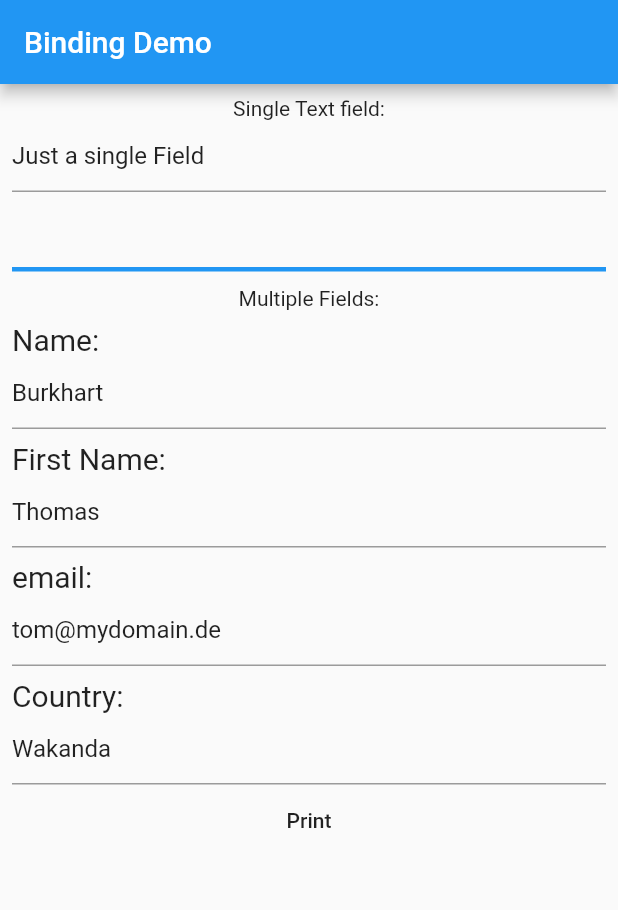
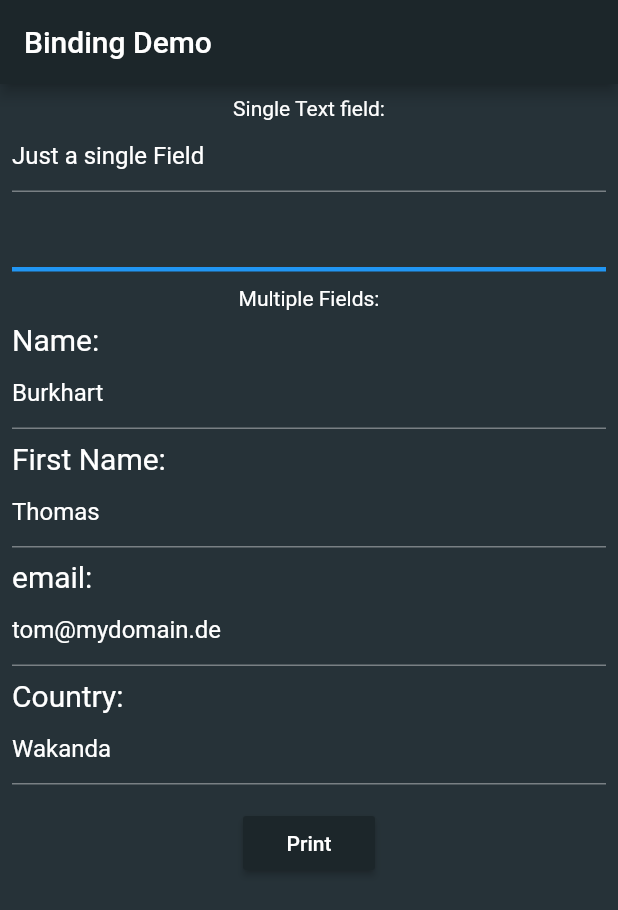
Before and after one commit to escamoteur/two_way_binding, a Flutter app: the screen it shows after launch, on a phone screen of 412 x 824 dp. Shown: the top 910 px of the screen. Run offline on Flutter 3.47's test engine with Material 2 defaults, Android fonts, the phone set to English and light mode, and no system bars.

Commit message:
clean up

```diff
--- a/lib/app_model.dart
+++ b/lib/app_model.dart
@@ -1,5 +1,3 @@
-import 'package:tuple/tuple.dart';
-
 
 class FormEntry {
   String title;
--- a/lib/main.dart
+++ b/lib/main.dart
@@ -1,7 +1,6 @@
 import 'dart:async';
 
 import 'package:flutter/material.dart';
-import 'package:flutter/services.dart';
 import 'package:two_way_binding/app_model.dart';
 import 'package:two_way_binding/main_page.dart';
 import 'package:two_way_binding/model_provider.dart';
@@ -29,6 +28,13 @@ class TheApp extends StatelessWidget {
       model: model,
       child: new MaterialApp(
         title: 'Binding Demo',
+        theme: new ThemeData.dark().copyWith(
+          disabledColor: Colors.white12,
+          primaryColor: new Color(0xFF1C262A),
+          buttonColor: new Color(0xFF1C262A),
+          accentColor: new Color(0xFFA7D9D5),
+          scaffoldBackgroundColor: new Color.fromRGBO(38, 50, 56, 1.0),),
+
         home: new MainPage(),
       ),
     );
--- a/lib/main_page.dart
+++ b/lib/main_page.dart
@@ -62,7 +62,9 @@ class MainPage extends StatelessWidget {
                             );
                           }),
               ),
-              MaterialButton(
+              Padding(
+                padding: const EdgeInsets.only(top: 15.0),
+                child: MaterialButton( color: Theme.of(context).buttonColor,
                           child: Text("Print"),
                           onPressed: ()
                                 {
@@ -70,6 +72,7 @@ class MainPage extends StatelessWidget {
                                   state.save();
                                   ModelProvider.of(context).printContent();
                                 }
+                ),
               )
             ],
           ),
```
Also changed, not shown: lib/helpers.dart (+0 -16 lines), 1 other file. Lines whose indentation alone changed are shown as unchanged.
